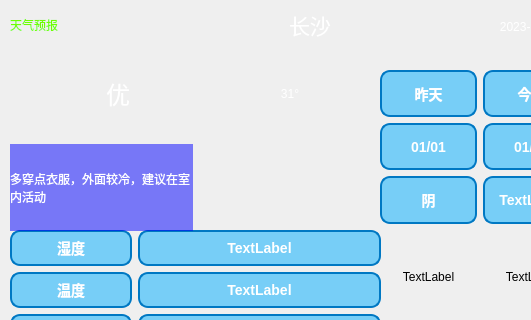
jammy-6/WeatherForecast, file ui/weatherforecast.ui: the form before one commit; both pictures show x 0 to 531 and y 0 to 320 of the 1000 by 538 pixel window.
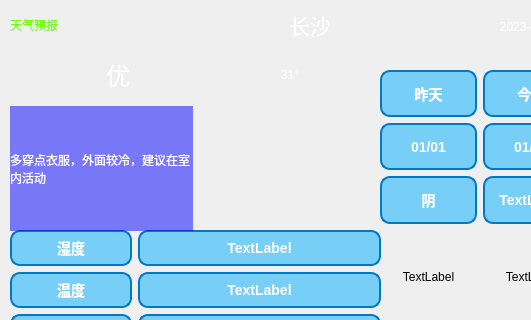
The form after the commit. Icons and pictures are not drawn.

Commit message: 更新ui

What changed in the file:
```diff
--- a/ui/weatherforecast.ui
+++ b/ui/weatherforecast.ui
@@ -1181,6 +1181,12 @@
     </item>
     <item row="0" column="1">
      <widget class="QLabel" name="temperature">
+      <property name="maximumSize">
+       <size>
+        <width>16777215</width>
+        <height>50</height>
+       </size>
+      </property>
       <property name="styleSheet">
        <string notr="true">font: 36pt &quot;Microsoft YaHei UI&quot;;
 color: rgb(255, 255, 255);</string>
@@ -1293,14 +1299,14 @@
       </property>
       <property name="minimumSize">
        <size>
-        <width>34</width>
-        <height>48</height>
+        <width>17</width>
+        <height>24</height>
        </size>
       </property>
       <property name="maximumSize">
        <size>
-        <width>16777215</width>
-        <height>40</height>
+        <width>23</width>
+        <height>32</height>
        </size>
       </property>
       <property name="styleSheet">
```
Left out of the diff: 4 changed lines with no effect on the pictures.
